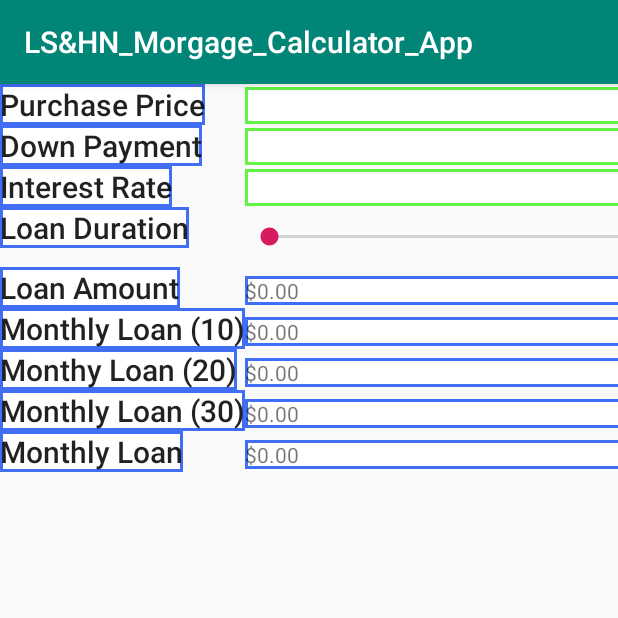
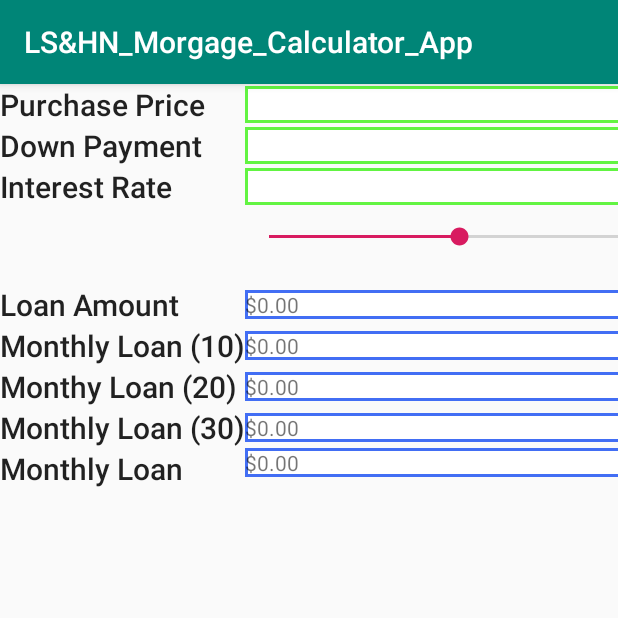
Before and after one commit to HieuNgo/LSHN_Morgage_Calculator_App, an Android app: the screen it shows after launch (MainActivity), on a phone screen of 412 x 824 dp, the top half of it. Run offline under Robolectric (Android 15) with nearby library versions, the phone set to English and light mode, and no system bars.

Commit message:
some style changes

```diff
--- a/app/src/main/res/layout/activity_main.xml
+++ b/app/src/main/res/layout/activity_main.xml
@@ -12,7 +12,7 @@
         android:layout_height="wrap_content"
         android:layout_row="0"
         android:layout_column="0"
-        android:background="@drawable/bounding_box_text_view"
+        android:layout_gravity="left"
         android:text="@string/purchasePrice"
         android:textAppearance="@style/TextAppearance.AppCompat.Title" />
 
@@ -22,7 +22,7 @@
         android:layout_height="wrap_content"
         android:layout_row="1"
         android:layout_column="0"
-        android:background="@drawable/bounding_box_text_view"
+        android:layout_gravity="left"
         android:text="@string/downPayment"
         android:textAppearance="@style/TextAppearance.AppCompat.Title" />
 
@@ -32,7 +32,7 @@
         android:layout_height="wrap_content"
         android:layout_row="2"
         android:layout_column="0"
-        android:background="@drawable/bounding_box_text_view"
+        android:layout_gravity="left"
         android:text="@string/interestRate"
         android:textAppearance="@style/TextAppearance.AppCompat.Title" />
 
@@ -42,8 +42,9 @@
         android:layout_height="wrap_content"
         android:layout_row="3"
         android:layout_column="0"
-        android:background="@drawable/bounding_box_text_view"
-        android:text="@string/loanDuration"
+        android:layout_gravity="left"
+        android:ems="5"
+        android:padding="@dimen/textViewPadding"
         android:textAppearance="@style/TextAppearance.AppCompat.Title" />
 
     <TextView
@@ -52,7 +53,7 @@
         android:layout_height="wrap_content"
         android:layout_row="4"
         android:layout_column="0"
-        android:background="@drawable/bounding_box_text_view"
+        android:layout_gravity="left"
         android:text="@string/loanAmount"
         android:textAppearance="@style/TextAppearance.AppCompat.Title" />
 
@@ -62,7 +63,7 @@
         android:layout_height="wrap_content"
         android:layout_row="5"
         android:layout_column="0"
-        android:background="@drawable/bounding_box_text_view"
+        android:layout_gravity="left"
         android:text="@string/monthlyLoan10"
         android:textAppearance="@style/TextAppearance.AppCompat.Title" />
 
@@ -72,7 +73,7 @@
         android:layout_height="wrap_content"
         android:layout_row="6"
         android:layout_column="0"
-        android:background="@drawable/bounding_box_text_view"
+        android:layout_gravity="left"
         android:text="@string/monthlyLoan20"
         android:textAppearance="@style/TextAppearance.AppCompat.Title" />
 
@@ -82,7 +83,7 @@
         android:layout_height="wrap_content"
         android:layout_row="7"
         android:layout_column="0"
-        android:background="@drawable/bounding_box_text_view"
+        android:layout_gravity="left"
         android:text="@string/monthlyLoan30"
         android:textAppearance="@style/TextAppearance.AppCompat.Title" />
 
@@ -92,7 +93,7 @@
         android:layout_height="wrap_content"
         android:layout_row="8"
         android:layout_column="0"
-        android:background="@drawable/bounding_box_text_view"
+        android:layout_gravity="left"
         android:text="@string/monthlyLoan"
         android:textAppearance="@style/TextAppearance.AppCompat.Title" />
 
@@ -102,6 +103,7 @@
         android:layout_height="wrap_content"
         android:layout_row="4"
         android:layout_column="1"
+        android:layout_gravity="center"
         android:background="@drawable/bounding_box_text_view" />
 
     <TextView
@@ -110,6 +112,7 @@
         android:layout_height="wrap_content"
         android:layout_row="5"
         android:layout_column="1"
+        android:layout_gravity="center"
         android:background="@drawable/bounding_box_text_view" />
 
     <TextView
@@ -118,6 +121,7 @@
         android:layout_height="wrap_content"
         android:layout_row="6"
         android:layout_column="1"
+        android:layout_gravity="center"
         android:background="@drawable/bounding_box_text_view" />
 
     <TextView
@@ -126,6 +130,7 @@
         android:layout_height="wrap_content"
         android:layout_row="7"
         android:layout_column="1"
+        android:layout_gravity="center"
         android:background="@drawable/bounding_box_text_view" />
 
     <TextView
@@ -134,6 +139,7 @@
         android:layout_height="wrap_content"
         android:layout_row="8"
         android:layout_column="1"
+        android:layout_gravity="center|top"
         android:background="@drawable/bounding_box_text_view" />
 
     <EditText
@@ -142,6 +148,7 @@
         android:layout_height="wrap_content"
         android:layout_row="0"
         android:layout_column="1"
+        android:layout_gravity="center"
         android:background="@drawable/bounding_box_edit_text"
         android:ems="10"
         android:inputType="textPersonName" />
@@ -152,6 +159,7 @@
         android:layout_height="wrap_content"
         android:layout_row="1"
         android:layout_column="1"
+        android:layout_gravity="center"
         android:background="@drawable/bounding_box_edit_text"
         android:ems="10"
         android:inputType="textPersonName" />
@@ -162,6 +170,7 @@
         android:layout_height="wrap_content"
         android:layout_row="2"
         android:layout_column="1"
+        android:layout_gravity="center"
         android:background="@drawable/bounding_box_edit_text"
         android:ems="10"
         android:inputType="textPersonName" />
@@ -172,6 +181,28 @@
         android:layout_height="40dp"
         android:layout_row="3"
         android:layout_column="1"
-        android:max="30" />
+        android:max="30"
+        android:progress="10" />
+
+    <TextView
+        android:id="@+id/purchasePriceTextView"
+        android:layout_width="match_parent"
+        android:layout_height="wrap_content"
+        android:layout_row="0"
+        android:layout_column="1" />
+
+    <TextView
+        android:id="@+id/downPaymentTextView"
+        android:layout_width="match_parent"
+        android:layout_height="wrap_content"
+        android:layout_row="1"
+        android:layout_column="1" />
+
+    <TextView
+        android:id="@+id/interestRateTextView"
+        android:layout_width="match_parent"
+        android:layout_height="wrap_content"
+        android:layout_row="2"
+        android:layout_column="1" />
 
 </GridLayout>
--- /dev/null
+++ b/app/src/main/res/values/dimens.xml
@@ -0,0 +1,4 @@
+<?xml version="1.0" encoding="utf-8"?>
+<resources>
+    <dimen name="textViewPadding">12dp</dimen>
+</resources>
```
Also changed, not shown: app/src/main/java/com/hn/lshn_morgage_calculator_app/MainActivity.java (+22 -14 lines).
